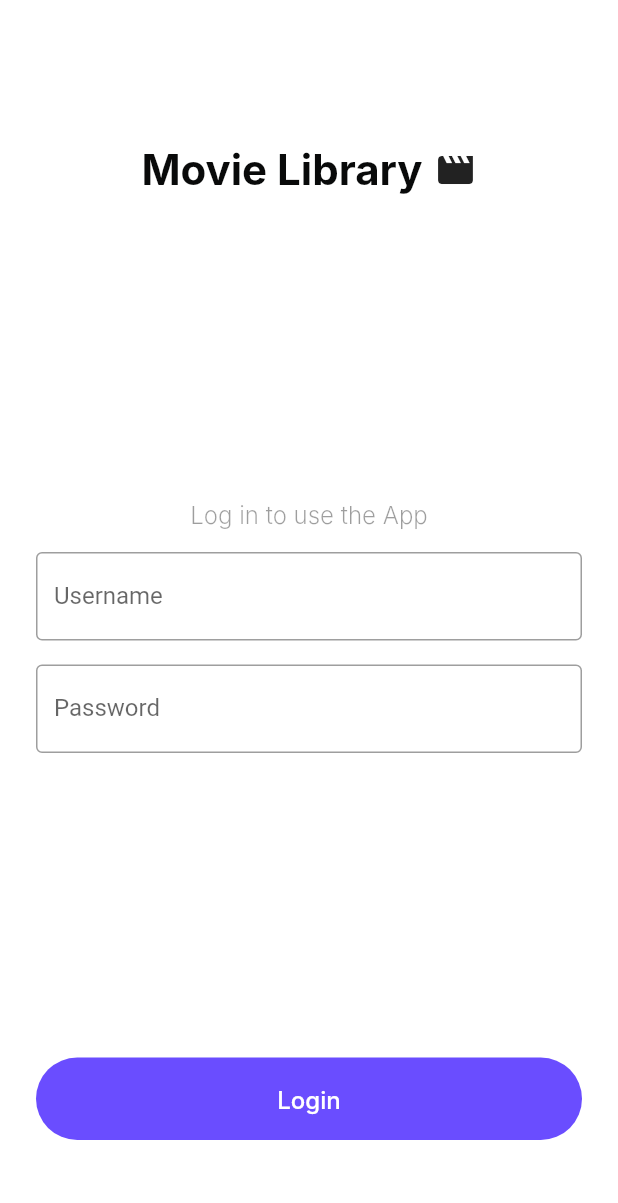
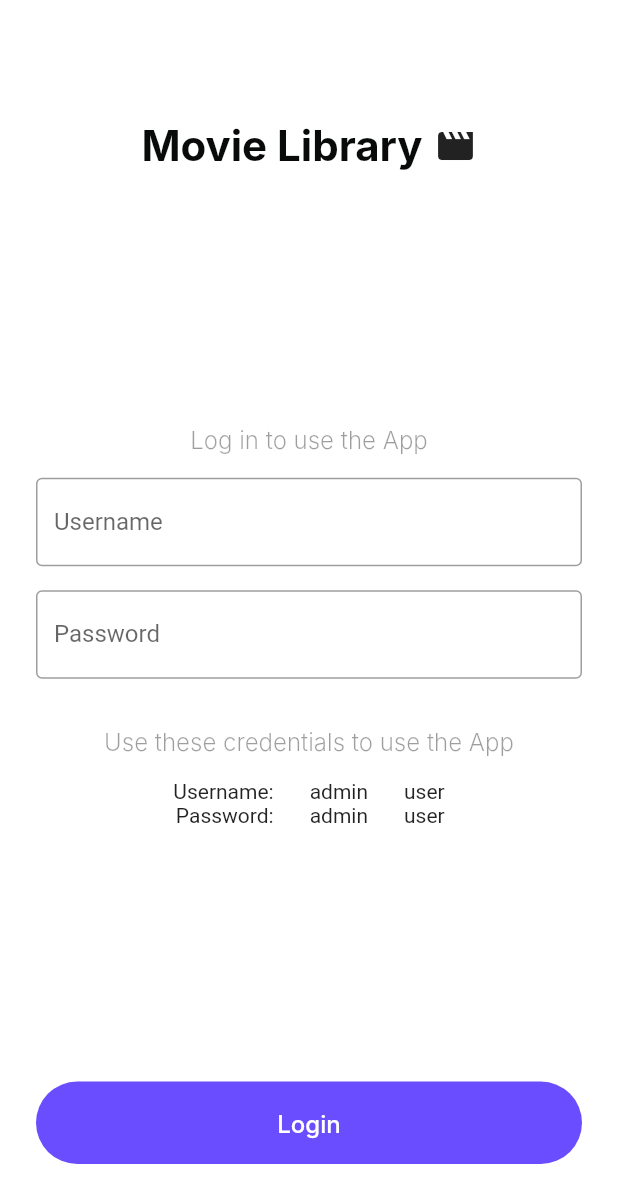
Before and after one commit to arifluthfi16/movie-library-app, a Flutter app: the screen it shows after launch, after a tap on "Login", on a phone screen of 412 x 824 dp. Shown: the top 1203 px of the screen. Run offline on Flutter 3.47's test engine with Material 2 defaults, Android fonts, the phone set to English and light mode, and no system bars; our stand-ins replace dio, flutter_secure_storage, fluttertoast; Roboto replaces fonts that are missing (Inter).

Commit message:
feat(movies): added details and more small information

```diff
--- /dev/null
+++ b/lib/components/CustomSplashScreen.dart
@@ -0,0 +1,30 @@
+import 'package:flutter/material.dart';
+
+class CustomSplashScreen extends StatelessWidget {
+  const CustomSplashScreen({Key? key}) : super(key: key);
+
+  @override
+  Widget build(BuildContext context) {
+    return FutureBuilder(
+      future: Future.delayed(const Duration(seconds: 3), () {
+        Navigator.of(context).pushReplacementNamed("/login");
+      }),
+      builder: (context, snapshot) {
+        return Scaffold(
+          backgroundColor: Color(0xFF6A4DFF),
+          body: Center(
+            child: AnimatedOpacity(
+              opacity: snapshot.connectionState == ConnectionState.done ? 0.0 : 1.0,
+              duration: const Duration(milliseconds: 500),
+              child: const Icon(
+                Icons.movie,
+                size: 72.0,
+                color: Colors.white,
+              ),
+            ),
+          ),
+        );
+      },
+    );
+  }
+}
--- a/lib/main.dart
+++ b/lib/main.dart
@@ -1,12 +1,11 @@
 import 'package:flutter/material.dart';
 import 'package:flutter_secure_storage/flutter_secure_storage.dart';
+import 'package:movie_library/components/CustomSplashScreen.dart';
 import 'package:movie_library/dto/AuthDTO.dart';
 import 'package:movie_library/dto/MovieDTO.dart';
 import 'package:movie_library/pages/home.dart';
 import 'package:movie_library/pages/login.dart';
-import 'package:movie_library/pages/movie_detail.dart';
 import 'package:movie_library/pages/profile.dart';
-import 'package:movie_library/pages/suggestion.dart';
 
 void main() {
   runApp(const MyApp());
@@ -21,7 +20,7 @@ class MyApp extends StatelessWidget {
     return MaterialApp(
       navigatorKey: navigatorKey,
       title: 'Flutter Demo',
-      home: const LoginPage(),
+      home: const CustomSplashScreen(),
       onGenerateRoute: (settings) {
         switch (settings.name) {
           case '/home':
--- a/lib/pages/login.dart
+++ b/lib/pages/login.dart
@@ -19,6 +19,7 @@ class _LoginPageState extends State<LoginPage> {
   TextEditingController usernameController = TextEditingController();
   TextEditingController passwordController = TextEditingController();
   final storage = const FlutterSecureStorage();
+  bool isSubmitLoading = false;
 
   @override
   Widget build(BuildContext context) {
@@ -28,7 +29,7 @@ class _LoginPageState extends State<LoginPage> {
           decoration: const BoxDecoration(
               color: Colors.white
           ),
-          padding: const EdgeInsets.symmetric(vertical: 64, horizontal: 24),
+          padding: const EdgeInsets.symmetric(vertical: 48, horizontal: 24),
           child: Column(
             children: [
               Container(
@@ -36,6 +37,7 @@ class _LoginPageState extends State<LoginPage> {
                 child: const Row(
                   mainAxisAlignment: MainAxisAlignment.center,
                   children: [
+                    SizedBox(height: 16),
                     Text(
                       'Movie Library',
                       textAlign: TextAlign.center,
@@ -93,15 +95,64 @@ class _LoginPageState extends State<LoginPage> {
                           labelText: 'Password',
                         )
                     ),
+
+                    const SizedBox(height: 32),
+                    const Row(
+                      mainAxisAlignment: MainAxisAlignment.center,
+                      children: [
+                        Text(
+                          'Use these credentials to use the App',
+                          textAlign: TextAlign.center,
+                          style: TextStyle(
+                            color: Colors.black38,
+                            fontSize: 16,
+                            fontFamily: 'Inter',
+                            fontWeight: FontWeight.w300,
+                          ),
+                        )
+                      ],
+                    ),
+                    const SizedBox(height: 16),
+                    const Row(
+                      mainAxisAlignment: MainAxisAlignment.center,
+                      children: [
+                        Column(
+                          mainAxisAlignment: MainAxisAlignment.end,
+                          crossAxisAlignment: CrossAxisAlignment.end,
+                          children: [
+                            Text("Username:"),
+                            Text("Password:"),
+                          ],
+                        ),
+                        SizedBox(width: 24,),
+                        Column(
+                          children: [
+                            Text("admin"),
+                            Text("admin"),
+                          ],
+                        ),
+                        SizedBox(width: 24,),
+                        Column(
+                          children: [
+                            Text("user"),
+                            Text("user"),
+                          ],
+                        ),
+                      ],
+                    )
                   ],
                 ),
               ),
               CustomButton(
                 text: "Login",
                 backgroundColor: const Color(0xFF6A4DFF),
+                isLoading: isSubmitLoading,
                 onPressed: () async {
                   if (usernameController.text.isNotEmpty && passwordController.text.isNotEmpty)  {
                     try {
+                      setState(() {
+                        isSubmitLoading = true;
+                      });
                       LoginResponseDTO responseDTO = await AuthAPI.login(usernameController.text, passwordController.text);
                       if (responseDTO.data?.isNotEmpty ?? false) {
                         storage.write(key: "auth_token", value: responseDTO.data);
@@ -141,10 +192,14 @@ class _LoginPageState extends State<LoginPage> {
                           textColor: Colors.white,
                           fontSize: 16.0
                       );
+                    } finally {
+                      setState(() {
+                        isSubmitLoading = false;
+                      });
                     }
                   }
                 },
-              )
+              ),
             ],
           ),
         ),
```
Also changed, not shown: lib/pages/create_or_update_movie.dart (+12 -1 lines), lib/pages/suggestion.dart (+13 -0 lines).
